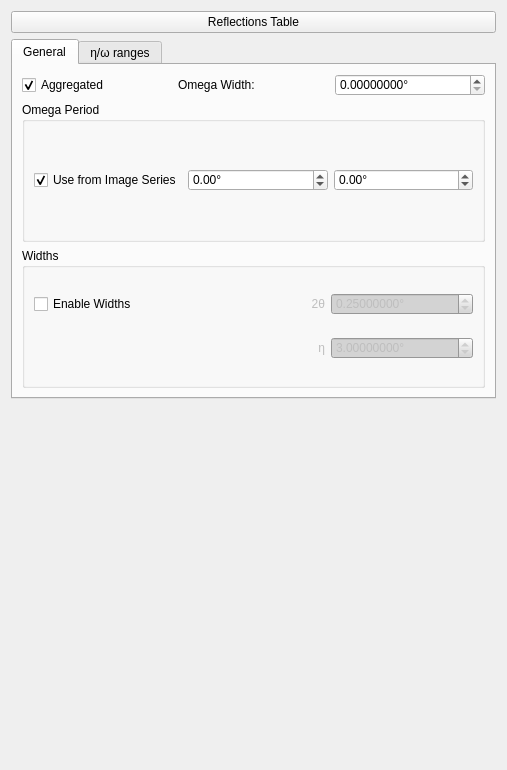
First picture: the form in hexrd/ui/resources/ui/rotation_series_overlay_editor.ui, repository HEXRD/hexrdgui, before the edit.
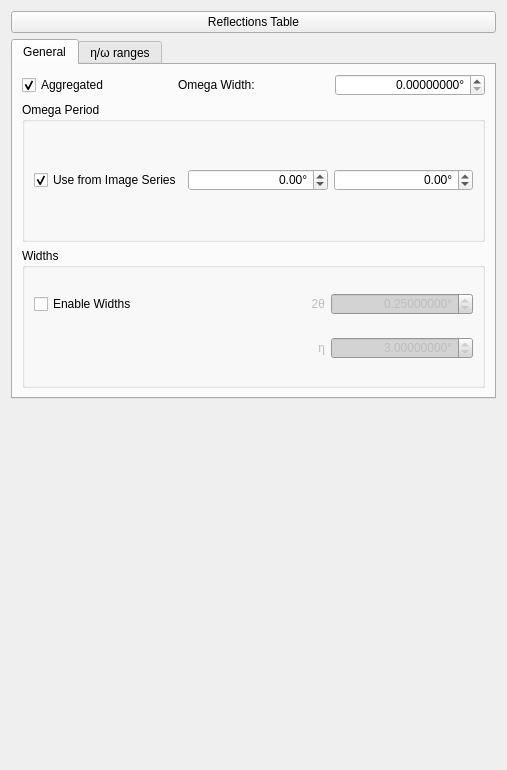
Second picture: the form after the edit. Custom widgets are drawn as their Qt base class.

Commit message:
Align right for spinboxes in overlay editors
This is to just be consistent. Before, we had some that were aligned
left, and some that were aligned right.

What changed in the file:
```diff
--- a/hexrd/ui/resources/ui/rotation_series_overlay_editor.ui
+++ b/hexrd/ui/resources/ui/rotation_series_overlay_editor.ui
@@ -78,6 +78,9 @@
             <property name="enabled">
              <bool>false</bool>
             </property>
+            <property name="alignment">
+             <set>Qt::AlignRight|Qt::AlignTrailing|Qt::AlignVCenter</set>
+            </property>
             <property name="keyboardTracking">
              <bool>false</bool>
             </property>
@@ -113,6 +116,9 @@
             <property name="enabled">
              <bool>false</bool>
             </property>
+            <property name="alignment">
+             <set>Qt::AlignRight|Qt::AlignTrailing|Qt::AlignVCenter</set>
+            </property>
             <property name="keyboardTracking">
              <bool>false</bool>
             </property>
@@ -171,6 +177,9 @@
           </item>
           <item>
            <widget class="ScientificDoubleSpinBox" name="omega_period_0">
+            <property name="alignment">
+             <set>Qt::AlignRight|Qt::AlignTrailing|Qt::AlignVCenter</set>
+            </property>
             <property name="keyboardTracking">
              <bool>false</bool>
             </property>
@@ -187,6 +196,9 @@
           </item>
           <item>
            <widget class="ScientificDoubleSpinBox" name="omega_period_1">
+            <property name="alignment">
+             <set>Qt::AlignRight|Qt::AlignTrailing|Qt::AlignVCenter</set>
+            </property>
             <property name="keyboardTracking">
              <bool>false</bool>
             </property>
@@ -225,6 +237,9 @@
          <property name="toolTip">
           <string>&lt;html&gt;&lt;head/&gt;&lt;body&gt;&lt;p&gt;The omega width is used primarily in two areas:&lt;/p&gt;&lt;p&gt;&lt;br/&gt;&lt;/p&gt;&lt;p&gt;1. As the omega tolerance for HEDM calibration&lt;/p&gt;&lt;p&gt;2. If the displayed image series is unaggregated, and this overlay is also unaggregated, the omega width is used to compute which spots to display on the currently displayed frame.&lt;/p&gt;&lt;/body&gt;&lt;/html&gt;</string>
          </property>
+         <property name="alignment">
+          <set>Qt::AlignRight|Qt::AlignTrailing|Qt::AlignVCenter</set>
+         </property>
          <property name="suffix">
           <string>°</string>
          </property>
```
The commit also changes 3 other files.
